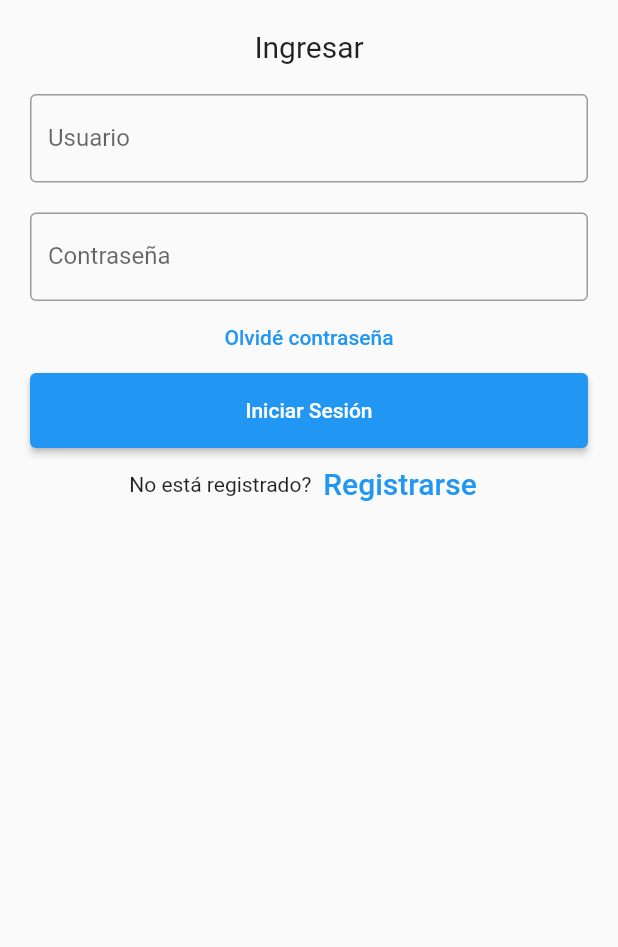
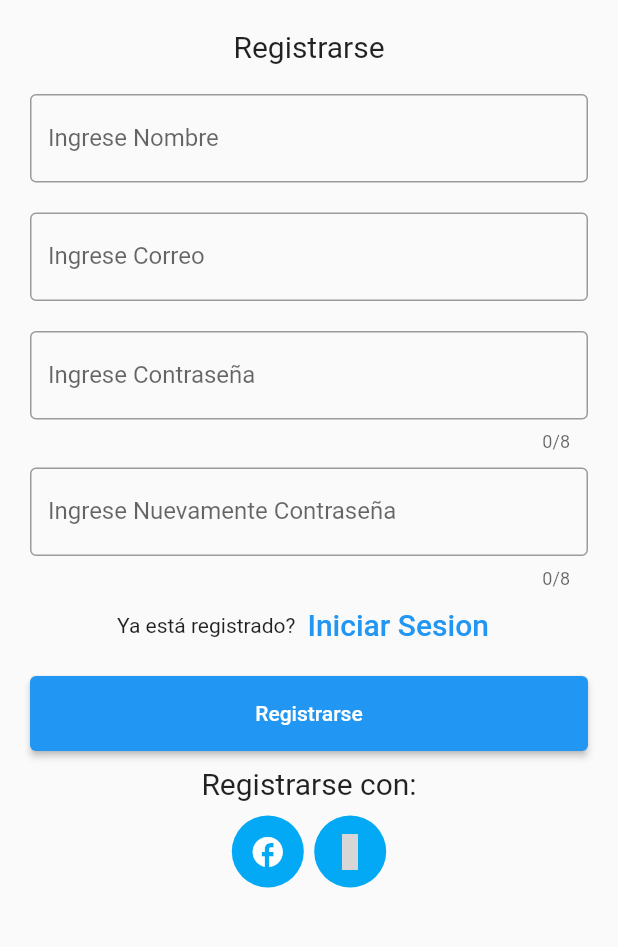
Before and after one commit to PieroAlvaradoP/Gasto_wallet, a Flutter app: the Login screen opened directly, after a tap on "Registrarse", on a phone screen of 412 x 824 dp, the part 83-1030 px from its top. Run offline on Flutter 3.47's test engine with Material 2 defaults, Android fonts, the phone set to English and light mode, and no system bars; our stand-ins replace cloud_firestore, fl_chart, font_awesome_flutter; accounts and stored records are empty; statements that could not run were skipped; grey boxes are pictures that could not be loaded.

Commit message:
View Sign up

```diff
--- a/lib/login.dart
+++ b/lib/login.dart
@@ -1,8 +1,9 @@
 import 'package:flutter/material.dart';
+import 'sign_up.dart';
+import 'main.dart';
 
 class Login extends StatefulWidget {
   const Login({Key? key}) : super(key: key);
-
   @override
   State<Login> createState() => _MyLogin();
 }
@@ -68,8 +69,13 @@ class _MyLogin extends State<Login> {
                   child: ElevatedButton(
                     child: const Text('Iniciar Sesión'),
                     onPressed: () {
-                      print(nameController.text);
-                      print(passwordController.text);
+                      Navigator.of(context).push(
+                        MaterialPageRoute(
+                          builder: (BuildContext context) {
+                            return const MyApp();
+                          },
+                        ),
+                      );
                     },
                   )
               ),
@@ -83,7 +89,13 @@ class _MyLogin extends State<Login> {
                       style: TextStyle(fontSize: 20),
                     ),
                     onPressed: () {
-                      //signup screen
+                      Navigator.of(context).push(
+                        MaterialPageRoute(
+                          builder: (BuildContext context) {
+                            return const SingUp();
+                          },
+                        ),
+                      );
                     },
                   )
                 ],
--- a/lib/main.dart
+++ b/lib/main.dart
@@ -4,6 +4,7 @@ import 'graph_widget.dart';
 import 'package:cloud_firestore/cloud_firestore.dart';
 
 import 'login.dart';
+
 
 void main() {
   runApp(const MyApp());
--- /dev/null
+++ b/lib/sign_up.dart
@@ -0,0 +1,156 @@
+import 'package:flutter/material.dart';
+import 'package:gasto_wallet/login.dart';
+
+class SingUp extends StatefulWidget {
+  const SingUp({Key? key}) : super(key: key);
+
+  @override
+  State<SingUp> createState() => _MySingUp();
+}
+
+class _MySingUp extends State<SingUp> {
+  TextEditingController nameController = TextEditingController();
+  TextEditingController passwordController = TextEditingController();
+  TextEditingController password2Controller = TextEditingController();
+  TextEditingController emailController = TextEditingController();
+  @override
+  Widget build(BuildContext context) {
+    return Scaffold(
+      body: Padding(
+          padding: const EdgeInsets.all(10),
+          child: ListView(
+            children: <Widget>[
+              Container(
+                  alignment: Alignment.center,
+                  padding: const EdgeInsets.all(10),
+                  child: const Text(
+                    'Gasto Wallet',
+                    style: TextStyle(
+                        color: Colors.blue,
+                        fontWeight: FontWeight.w500,
+                        fontSize: 30),
+                  )),
+              Container(
+                  alignment: Alignment.center,
+                  padding: const EdgeInsets.all(10),
+                  child: const Text(
+                    'Registrarse',
+                    style: TextStyle(fontSize: 20),
+                  )),
+              Container(
+                padding: const EdgeInsets.all(10),
+                child: TextField(
+                  controller: nameController,
+                  decoration: const InputDecoration(
+                    border: OutlineInputBorder(),
+                    labelText: 'Ingrese Nombre',
+                  ),
+                ),
+              ),
+              Container(
+                padding: const EdgeInsets.all(10),
+                child: TextField(
+                  keyboardType: TextInputType.emailAddress,
+                  controller: emailController,
+                  decoration: const InputDecoration(
+                    border: OutlineInputBorder(),
+                    labelText: 'Ingrese Correo',
+                  ),
+                ),
+              ),
+              Container(
+                padding: const EdgeInsets.fromLTRB(10, 10, 10, 0),
+                child: TextField(
+                  obscureText: true,
+                  maxLength: 8,
+                  controller: passwordController,
+                  decoration: const InputDecoration(
+                    border: OutlineInputBorder(),
+                    labelText: 'Ingrese Contraseña',
+                  ),
+                ),
+              ),
+              Container(
+                padding: const EdgeInsets.fromLTRB(10, 10, 10, 0),
+                child: TextField(
+                  obscureText: true,
+                  maxLength: 8,
+                  controller: password2Controller,
+                  decoration: const InputDecoration(
+                    border: OutlineInputBorder(),
+                    labelText: 'Ingrese Nuevamente Contraseña',
+                  ),
+                ),
+              ),
+              Row(
+                mainAxisAlignment: MainAxisAlignment.center,
+                children: <Widget>[
+                  const Text('Ya está registrado?'),
+                  TextButton(
+                    child: const Text(
+                      'Iniciar Sesion',
+                      style: TextStyle(fontSize: 20),
+                    ),
+                    onPressed: () {
+                      Navigator.of(context).push(
+                        MaterialPageRoute(
+                          builder: (BuildContext context) {
+                            return const Login();
+                          },
+                        ),
+                      );
+                    },
+                  )
+                ],
+              ),
+              Container(
+                  height: 60,
+                  padding: const EdgeInsets.fromLTRB(10, 10, 10, 0),
+                  child: ElevatedButton(
+                    child: const Text('Registrarse'),
+                    onPressed: () {
+                    },
+                  )
+              ),
+              Container(
+                  padding: const EdgeInsets.fromLTRB(10, 10, 10, 10),
+                  alignment: Alignment.center,
+                  child: const Text("Registrarse con:",
+                    style: TextStyle(fontSize: 20),)
+              ),
+
+              Row(
+                mainAxisAlignment: MainAxisAlignment.center,
+                children: <Widget>[
+                  Ink(
+                      decoration: const ShapeDecoration(
+                        color: Colors.lightBlue,
+                        shape: CircleBorder(),
+                      ),
+                      child: IconButton(
+                        icon: const Icon(Icons.facebook),
+                        color: Colors.white,
+                        onPressed: () {},
+                      )
+                  ),
+                  const Text("  "),
+                  Ink(
+                      decoration: const ShapeDecoration(
+                        color: Colors.lightBlue,
+                        shape: CircleBorder(),
+                      ),
+                      child: IconButton(
+                        icon: const Icon(Icons.whatsapp),
+                        color: Colors.white,
+                        onPressed: () {},
+                      )
+                  )
+                ],
+              ),
+
+
+            ],
+          )),
+    );
+  }
+}
```
